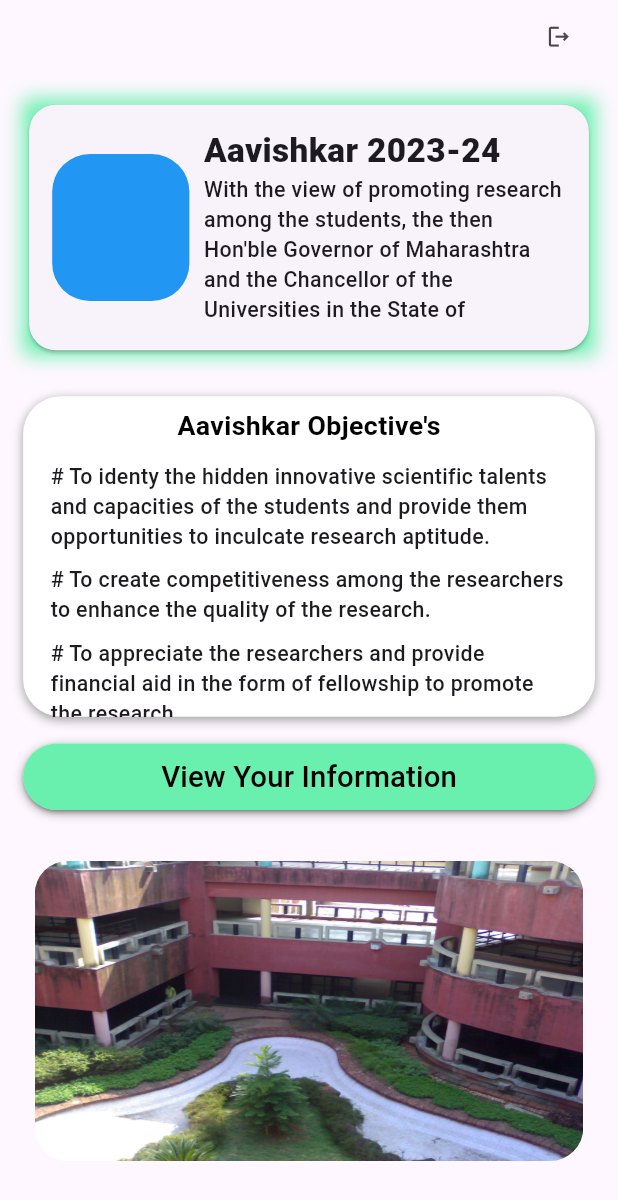
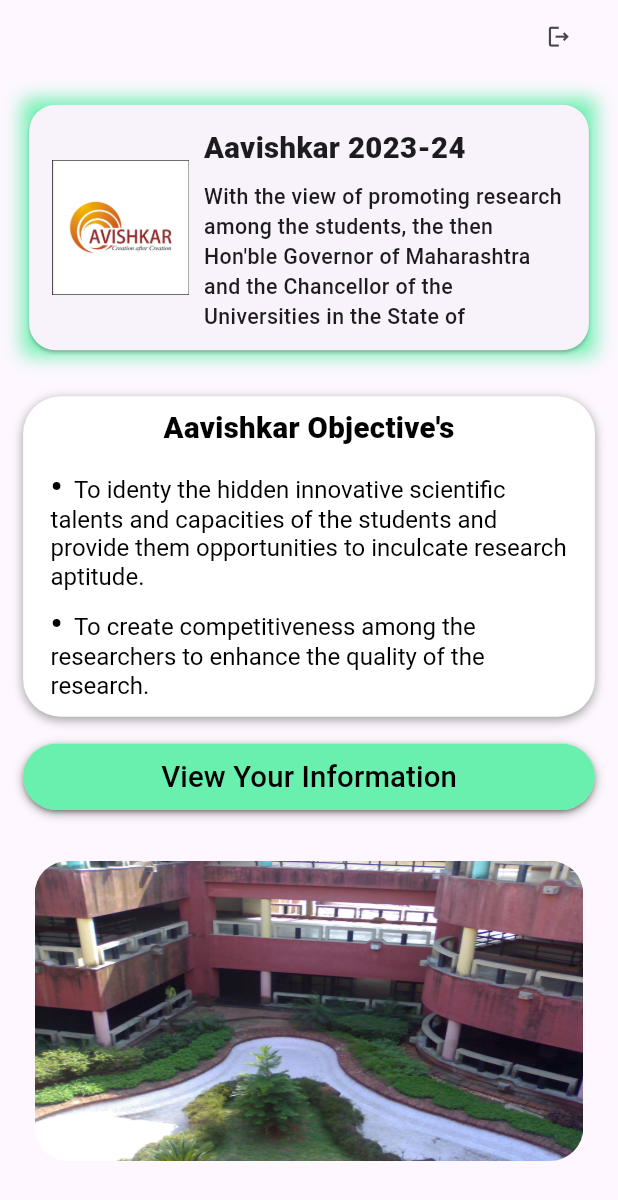
Before and after one commit to abhishek2355/Avishkar_project, a Flutter app: the screen it shows once a user with an empty profile is signed in, on a phone screen of 412 x 824 dp. Shown: the top 1200 px of the screen. Run offline on Flutter 3.47's test engine with Material 3 defaults, Android fonts, the phone set to English and light mode, and no system bars; drawn by our look-alikes of carousel_slider; our stand-ins replace cloud_firestore, email_validator, firebase_auth, firebase_core, firebase_storage, flutter_screenutil and 4 more; missing offline and left inert: flutter_flushbar; accounts and stored records are empty.

```diff
--- a/lib/Screen/Authentication/widget/signup.dart
+++ b/lib/Screen/Authentication/widget/signup.dart
@@ -269,7 +269,7 @@ class _SignupScreenState extends State<SignupScreen> {
                           })
                         ),
 
-                        SizedBox(height: screenHeight * app_heights.height140,),
+                        SizedBox(height: screenHeight * app_heights.height100,),
 
                         InkWell(
                           onTap: (){Navigator.push(context, MaterialPageRoute(builder: (context) => const LoginScreen()));},
--- a/lib/Screen/Pages/Home/_widget/home.dart
+++ b/lib/Screen/Pages/Home/_widget/home.dart
@@ -143,12 +143,9 @@ class _HomeScreenState extends State<HomeScreen> {
                               ),
                               child: Row(
                                 children: [
-                                  // Image.asset("assets/images/dbatu_logo.png",
-                                  //     height: screenHeight * 110 / 926),
                                   Container(
-                                    decoration: BoxDecoration(
-                                      color: Colors.blue,
-                                      borderRadius: BorderRadius.circular(25)
+                                    decoration: const BoxDecoration(
+                                      image: DecorationImage(image: AssetImage("assets/images/avishkar.jpg",))
                                     ),
                                     height: screenHeight * 110 / 926,
                                     width: screenWidth * 95 / 428
@@ -166,12 +163,17 @@ class _HomeScreenState extends State<HomeScreen> {
                                         child: Column(
                                           crossAxisAlignment:CrossAxisAlignment.start,
                                           children: [
-                                            Text("Aavishkar 2023-24",
-                                              style: TextStyle(
-                                                fontSize: screenHeight * app_heights.height25,
-                                                fontWeight: FontWeight.w900,
+                                            Align(
+                                              alignment: Alignment.topLeft,
+                                              child: Text("Aavishkar 2023-24",
+                                                style: TextStyle(
+                                                  fontSize: screenHeight * app_heights.height22,
+                                                  fontWeight: FontWeight.w900,
+                                                ),
                                               ),
                                             ),
+
+                                            SizedBox(height: screenHeight * app_heights.height10,),
 
                                             Text(
                                               "With the view of promoting research among the students, the then Hon'ble Governor of Maharashtra and the Chancellor of the Universities in the State of Maharashtra initiated Aavishkar.",
@@ -224,53 +226,77 @@ class _HomeScreenState extends State<HomeScreen> {
                                         child: Text(
                                           "Aavishkar Objective's",
                                           style: TextStyle(
-                                              color: Colors.black,
-                                              fontSize: screenHeight *
-                                                  app_heights.height20,
-                                              fontWeight: FontWeight.bold),
+                                            color: Colors.black,
+                                            fontSize: screenHeight * app_heights.height22,
+                                            fontWeight: FontWeight.w900,
+                                          ),
                                         ),
                                       ),
                                     ),
+
                                     Padding(
                                       padding: EdgeInsets.symmetric(
-                                          horizontal:
-                                              screenWidth * app_widths.width19,
-                                          vertical:
-                                              screenHeight * app_heights.height5),
-                                      child: Text(
-                                        "# To identy the hidden innovative scientific talents and capacities of the students and provide them opportunities to inculcate research aptitude.",
-                                        style: TextStyle(
-                                            fontSize: screenHeight *
-                                                app_heights.height16,
-                                            fontWeight: FontWeight.w500),
+                                        horizontal:screenWidth * app_widths.width19,
+                                        vertical:screenHeight * app_heights.height5
+                                      ),
+                                      child: RichText(
+                                        text: TextSpan(
+                                          children: [
+                                            TextSpan(
+                                              text: "•",
+                                              style: TextStyle(fontWeight: FontWeight.bold, fontSize: screenHeight * app_heights.height25, color: Colors.black),
+                                            ),
+                                            TextSpan(
+                                              text: "  To identy the hidden innovative scientific talents and capacities of the students and provide them opportunities to inculcate research aptitude.",
+                                              style: TextStyle(fontSize: screenHeight * app_heights.height18, color: Colors.black),
+                                            )
+                                          ]
+                                        ),
                                       ),
                                     ),
+
+
                                     Padding(
                                       padding: EdgeInsets.symmetric(
-                                          horizontal:
-                                              screenWidth * app_widths.width19,
-                                          vertical:
-                                              screenHeight * app_heights.height5),
-                                      child: Text(
-                                        "# To create competitiveness among the researchers to enhance the quality of the research.",
-                                        style: TextStyle(
-                                            fontSize: screenHeight *
-                                                app_heights.height16,
-                                            fontWeight: FontWeight.w500),
+                                        horizontal: screenWidth * app_widths.width19,
+                                        vertical: screenHeight * app_heights.height5,
+                                      ),
+                                      child: RichText(
+                                        text: TextSpan(
+                                          children: [
+                                            TextSpan(
+                                              text: "•",
+                                              style: TextStyle(fontWeight: FontWeight.bold, fontSize: screenHeight * app_heights.height25, color: Colors.black),
+                                            ),
+                                            TextSpan(
+                                              text: "  To create competitiveness among the researchers to enhance the quality of the research.",
+                                              style: TextStyle(fontSize: screenHeight * app_heights.height18, color: Colors.black),
+                                            )
+                                          ]
+                                        ),
                                       ),
                                     ),
+
+
                                     Padding(
                                       padding: EdgeInsets.symmetric(
-                                          horizontal:
-                                              screenWidth * app_widths.width19,
-                                          vertical:
-                                              screenHeight * app_heights.height5),
-                                      child: Text(
-                                        "# To appreciate the researchers and provide financial aid in the form of fellowship to promote the research.",
-                                        style: TextStyle(
-                                            fontSize: screenHeight *
-                                                app_heights.height16,
-                                            fontWeight: FontWeight.w500),
+                                        horizontal: screenWidth * app_widths.width19,
+                                        vertical: screenHeight * app_heights.height5
+                                      ),
+
+                                      child: RichText(
+                                        text: TextSpan(
+                                          children: [
+                                            TextSpan(
+                                              text: "•",
+                                              style: TextStyle(fontWeight: FontWeight.bold, fontSize: screenHeight * app_heights.height25, color: Colors.black),
+                                            ),
+                                            TextSpan(
+                                              text: "  To appreciate the researchers and provide financial aid in the form of fellowship to promote the research.",
+                                              style: TextStyle(fontSize: screenHeight * app_heights.height18, color: Colors.black),
+                                            )
+                                          ]
+                                        ),
                                       ),
                                     ),
                                   ],
--- a/lib/Screen/Pages/Registration/widget/academics_details.dart
+++ b/lib/Screen/Pages/Registration/widget/academics_details.dart
@@ -312,8 +312,9 @@ class _AcademicsDetailsPageState extends State<AcademicsDetailsPage> {
                       child: Text(
                         "Next",
                         style: TextStyle(
-                          fontSize: screenHeight * app_heights.height18,
+                          fontSize: screenHeight * app_heights.height20,
                           fontWeight: FontWeight.bold,
+                          color: Colors.white
                         ),
                       ),
                     ),
--- a/lib/Screen/Pages/Registration/widget/preview_screen.dart
+++ b/lib/Screen/Pages/Registration/widget/preview_screen.dart
@@ -40,22 +40,19 @@ class _StudentDetailScreenState extends State<StudentDetailScreen> {
     // Accessing MediaQuery for responsive layout
     // Calculate the height and width of the screen.
     var media = MediaQuery.of(context);
-    final double screenHeight =
-        media.size.height - media.padding.top - media.padding.bottom;
-    final double screenWidth =
-        media.size.width - media.padding.left - media.padding.right;
+    final double screenHeight = media.size.height - media.padding.top - media.padding.bottom;
+    final double screenWidth = media.size.width - media.padding.left - media.padding.right;
 
     return Scaffold(
       body: (isLoading)
         ? Column(
             children: [
+
               Container(
                 decoration: BoxDecoration(
                   borderRadius: BorderRadius.only(
-                        bottomLeft: Radius.circular(
-                            screenHeight * app_heights.height60),
-                        bottomRight: Radius.circular(
-                            screenHeight * app_heights.height60),
+                    bottomLeft: Radius.circular(screenHeight * app_heights.height60),
+                    bottomRight: Radius.circular(screenHeight * app_heights.height60),
                   ),
                   color: Colors.teal,
                 ),
@@ -84,6 +81,7 @@ class _StudentDetailScreenState extends State<StudentDetailScreen> {
                         ),
                       ),
                     ),
+
                     Positioned(
                       top: screenHeight * app_heights.height75,
                       left: screenWidth * app_widths.width40,
@@ -93,6 +91,7 @@ class _StudentDetailScreenState extends State<StudentDetailScreen> {
                         backgroundImage: NetworkImage(userData!.profileUrl),
                       ),
                     ),
+
                     Positioned(
                       top: screenHeight * 110 / 926,
                       left: screenWidth * 130 / 428,
@@ -103,6 +102,7 @@ class _StudentDetailScreenState extends State<StudentDetailScreen> {
                             color: Colors.white),
                       ),
                     ),
+
                     Positioned(
                       top: screenHeight * app_heights.height32,
                       child: IconButton(
@@ -119,28 +119,31 @@ class _StudentDetailScreenState extends State<StudentDetailScreen> {
                   ],
                 ),
               ),
+
               SizedBox(height: screenHeight * app_heights.height10),
+
               Expanded(
                 child: ListView(
                   padding: EdgeInsets.symmetric(
                     horizontal: screenWidth * app_widths.width16,
-                          vertical: screenHeight * app_heights.height16),
+                    vertical: screenHeight * app_heights.height16,
+                  ),
+
                   children: [
                     Card(
-                          elevation: 3,
+                      elevation: 1,
                       child: ListTile(
                         title: Text(
-                                style: TextStyle(
-                                    fontSize:
-                                        screenHeight * app_heights.height25),
-                                'Project Title'),
+                          style: TextStyle(fontSize: screenHeight * app_heights.height25),
+                          'Project Title'
+                        ),
                         subtitle: Text(
-                                style: TextStyle(
-                                    fontSize:
-                                        screenHeight * app_heights.height25),
-                                userData!.saveProject),
+                          style: TextStyle(fontSize: screenHeight * app_heights.height25),
+                          userData!.saveProject,
                         ),
                       ),
+                    ),
+
                     Card(
                       elevation: 3,
                       child: ListTile(
@@ -281,8 +284,10 @@ class _StudentDetailScreenState extends State<StudentDetailScreen> {
               ),
             ],
           )
+
         : const Center(
             child: CircularProgressIndicator(),
-              ));
+          )
+    );
   }
 }
--- a/lib/Screen/Pages/Registration/widget/project_details.dart
+++ b/lib/Screen/Pages/Registration/widget/project_details.dart
@@ -223,7 +223,13 @@ class _ProjectDetailsPageState extends State<ProjectDetailsPage> {
                         width: screenWidth * app_widths.width108,
                         height: screenHeight * app_heights.height40,
                         alignment: Alignment.center,
-                        child: Text("Submit",style: TextStyle(fontSize: screenHeight * app_heights.height18, fontWeight: FontWeight.bold,),),
+                        child: Text("Submit",
+                          style: TextStyle(
+                            fontSize: screenHeight * app_heights.height20,
+                            fontWeight: FontWeight.bold,
+                            color: Colors.white
+                          ),
+                        ),
                       ),
                     ),
                   )
--- a/lib/Screen/Pages/Registration/widget/registration_form.dart
+++ b/lib/Screen/Pages/Registration/widget/registration_form.dart
@@ -230,6 +230,7 @@ class _RegisrationFormPageState extends State<RegisrationFormPage> {
                         style: TextStyle(
                           fontSize: screenHeight * app_heights.height25,
                           fontWeight: FontWeight.bold,
+                          color: Colors.white
                         ),
                       ),
                     ),
@@ -538,6 +539,7 @@ class _RegisrationFormPageState extends State<RegisrationFormPage> {
                         style: TextStyle(
                           fontSize: screenHeight * app_heights.height20,
                           fontWeight: FontWeight.bold,
+                          color: Colors.white
                         ),
                       ),
                     ),
```
Also changed, not shown: assets/images/Institute Admin.png (renamed from assets/images/admin.png), assets/images/Zonal Admin.png (renamed from assets/images/super admin.png), assets/images/avishkar.jpg (added). Lines whose indentation alone changed are shown as unchanged.
